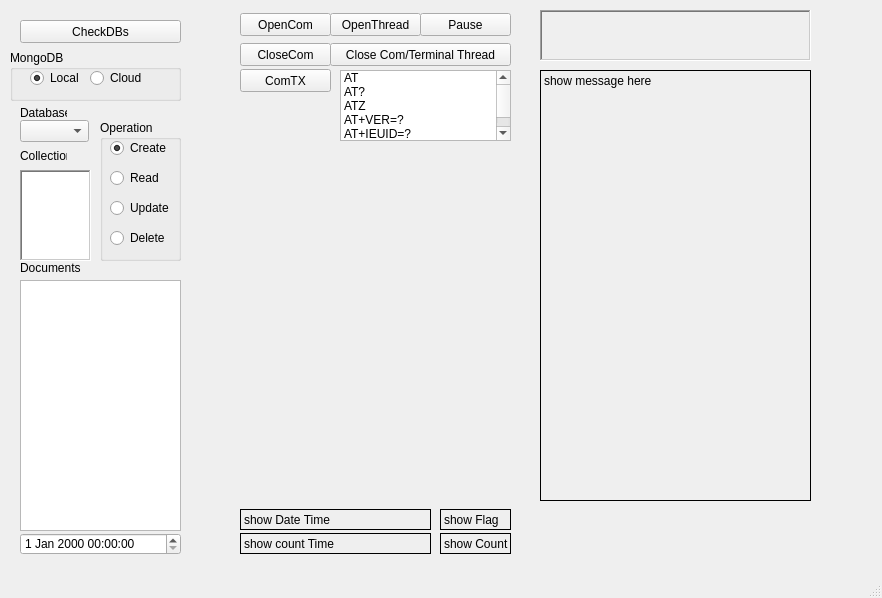
This is myMDB.ui in avenboss/avenboss as Qt 5 draws it before an edit. The edited form follows.
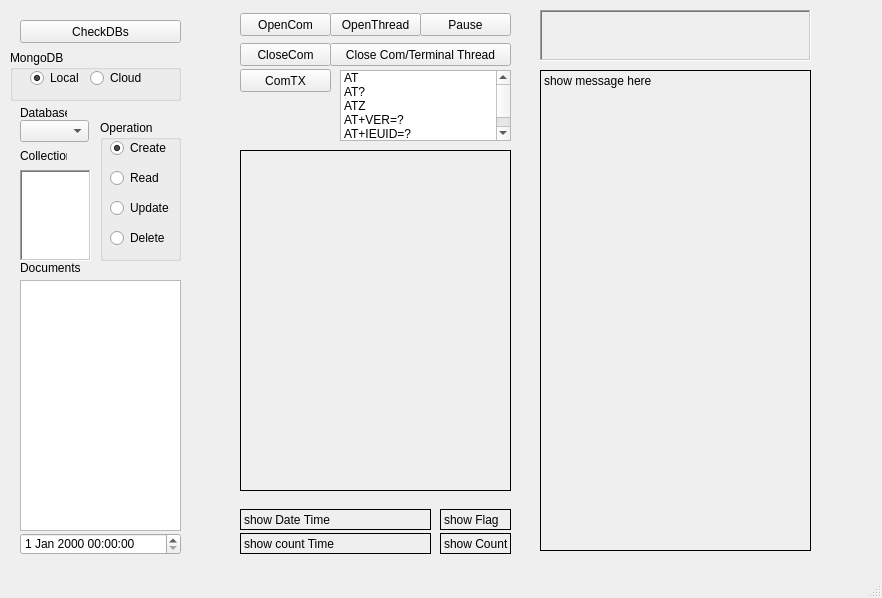
This is the edited form.

Patch:
```diff
--- a/myMDB.ui
+++ b/myMDB.ui
@@ -240,7 +240,7 @@
       <x>540</x>
       <y>70</y>
       <width>271</width>
-      <height>431</height>
+      <height>481</height>
      </rect>
     </property>
     <property name="frameShape">
@@ -590,6 +590,34 @@
      </property>
     </item>
    </widget>
+   <widget class="QLabel" name="LAB_comrxbuf">
+    <property name="geometry">
+     <rect>
+      <x>240</x>
+      <y>150</y>
+      <width>271</width>
+      <height>341</height>
+     </rect>
+    </property>
+    <property name="autoFillBackground">
+     <bool>false</bool>
+    </property>
+    <property name="frameShape">
+     <enum>QFrame::Box</enum>
+    </property>
+    <property name="text">
+     <string/>
+    </property>
+    <property name="alignment">
+     <set>Qt::AlignLeading|Qt::AlignLeft|Qt::AlignTop</set>
+    </property>
+    <property name="wordWrap">
+     <bool>true</bool>
+    </property>
+    <property name="buddy">
+     <cstring></cstring>
+    </property>
+   </widget>
   </widget>
   <widget class="QMenuBar" name="menubar">
    <property name="geometry">
```
